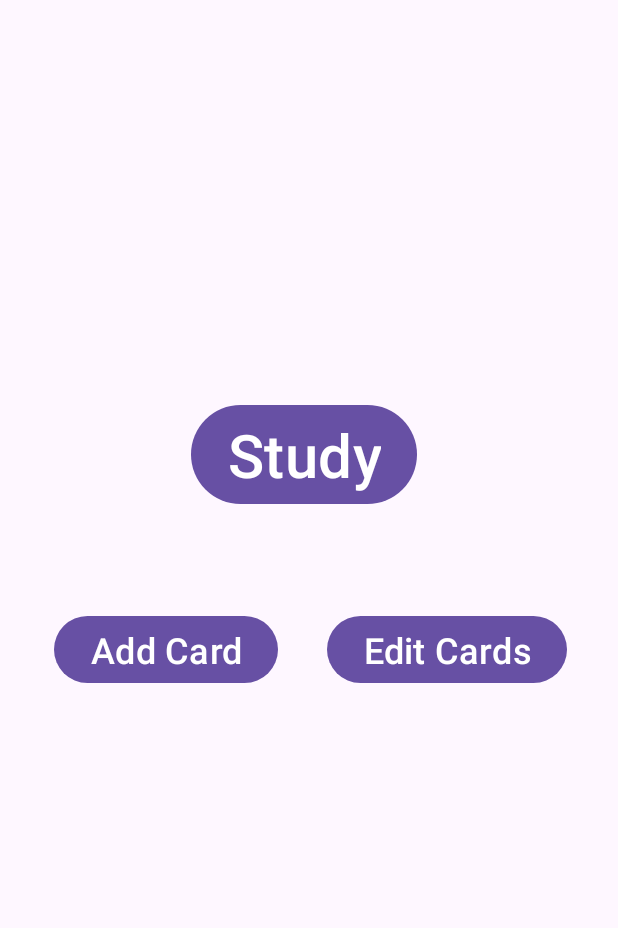
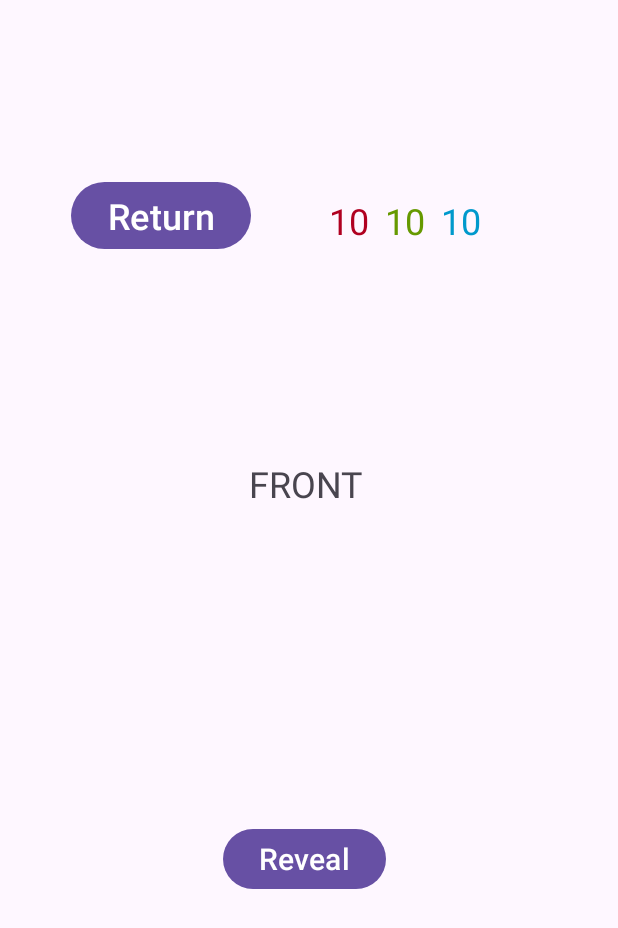
Before and after one commit to daniel-mitchell011/SimpleFlashCards, an Android app: the screen it shows after launch (MainActivity), after a tap on "Study", on a phone screen of 412 x 824 dp. Shown: the top 928 px of the screen. Run offline under Robolectric (Android 15) with nearby library versions, the phone set to English and light mode, and no system bars; our stand-ins replace Room's generated code.

Commit message:
Fixed issue where cards could not be deleted.

```diff
--- a/app/src/main/java/com/example/simpleflashcards/AddCards.kt
+++ b/app/src/main/java/com/example/simpleflashcards/AddCards.kt
@@ -128,11 +128,11 @@ class AddCards : Fragment() {
     }
 
     private fun cardItemClicked(card:Card) {
+        selectedCard = card
+        isCardItemClicked = true
         binding.apply {
-            selectedCard = card
             btnAddCard.text = "Update"
             btnClearFields.text = "Delete"
-            isCardItemClicked = true
             etFront.setText(selectedCard.front)
             etBack.setText(selectedCard.back)
         }
--- a/app/src/main/java/com/example/simpleflashcards/CardRecyclerViewAdapter.kt
+++ b/app/src/main/java/com/example/simpleflashcards/CardRecyclerViewAdapter.kt
@@ -41,6 +41,9 @@ class CardViewHolder(
             binding.apply {
                 tvDataFrnt.text = card.front
                 tvDataBck.text = card.back
+                root.setOnClickListener{
+                    clickListener(card)
+                }
             }
         }
 }
--- /dev/null
+++ b/app/src/main/java/com/example/simpleflashcards/ReviewCards.kt
@@ -0,0 +1,82 @@
+package com.example.simpleflashcards
+
+import android.os.Bundle
+import androidx.fragment.app.Fragment
+import android.view.LayoutInflater
+import android.view.View
+import android.view.ViewGroup
+import androidx.core.os.bundleOf
+import androidx.lifecycle.ViewModelProvider
+import androidx.navigation.findNavController
+import com.example.simpleflashcards.databinding.FragmentReviewCardsBinding
+import com.example.simpleflashcards.db.CardDatabase
+
+class ReviewCards : Fragment() {
+
+    private lateinit var binding: FragmentReviewCardsBinding
+
+    private lateinit var viewModel: CardViewModel
+
+    override fun onCreate(savedInstanceState: Bundle?) {
+        super.onCreate(savedInstanceState)
+    }
+
+    override fun onCreateView(
+        inflater: LayoutInflater, container: ViewGroup?,
+        savedInstanceState: Bundle?
+    ): View? {
+        // Inflate the layout for this fragment
+        binding = FragmentReviewCardsBinding.inflate(inflater, container, false)
+        binding.btnReturn.setOnClickListener{
+            val bundle = bundleOf()
+            it.findNavController().navigate(R.id.action_reviewCards_to_homeFragment, bundle)
+        }
+
+        /*******************************
+         * Manage Database
+        ********************************
+        */
+
+        val dao = CardDatabase.getInstance(requireContext()).cardDao()
+        val factory = CardViewModelFactory(dao)
+        viewModel = ViewModelProvider(this, factory).get(CardViewModel::class.java)
+
+        binding.btnOk.setOnClickListener {
+            updateCardDatabase(forgotten = false)
+            setNewCardState(binding)
+        }
+        binding.btnForgot.setOnClickListener {
+            updateCardDatabase(forgotten = true)
+            setNewCardState(binding)
+        }
+        binding.btnReveal.setOnClickListener {
+            setCardRevealedState(binding)
+        }
+
+        return binding.root
+    }
+
+    private fun updateCardDatabase(forgotten: Boolean) {
+        if(forgotten) {
+            // TODO
+        }
+        else {
+            // TODO
+        }
+    }
+
+    private fun setNewCardState(binding: FragmentReviewCardsBinding) {
+        binding.btnReveal.visibility = View.VISIBLE
+        binding.tvBack.visibility    = View.INVISIBLE
+        binding.btnOk.visibility     = View.INVISIBLE
+        binding.btnForgot.visibility = View.INVISIBLE
+    }
+
+    private fun setCardRevealedState(binding: FragmentReviewCardsBinding) {
+        binding.btnReveal.visibility = View.INVISIBLE
+        binding.tvBack.visibility    = View.VISIBLE
+        binding.btnOk.visibility     = View.VISIBLE
+        binding.btnForgot.visibility = View.VISIBLE
+    }
+
+}
--- /dev/null
+++ b/app/src/main/res/layout/fragment_review_cards.xml
@@ -0,0 +1,133 @@
+<?xml version="1.0" encoding="utf-8"?>
+<androidx.constraintlayout.widget.ConstraintLayout xmlns:android="http://schemas.android.com/apk/res/android"
+    xmlns:app="http://schemas.android.com/apk/res-auto"
+    xmlns:tools="http://schemas.android.com/tools"
+    android:id="@+id/review"
+    android:layout_width="match_parent"
+    android:layout_height="match_parent"
+    tools:context=".ReviewCards">
+
+    <!-- TODO: Update blank fragment layout -->
+
+    <LinearLayout
+        android:layout_width="wrap_content"
+        android:layout_height="wrap_content"
+        android:orientation="horizontal"
+        android:padding="10dp"
+        app:layout_constraintBottom_toBottomOf="parent"
+        app:layout_constraintEnd_toEndOf="parent"
+        app:layout_constraintHorizontal_bias="0.731"
+        app:layout_constraintStart_toStartOf="parent"
+        app:layout_constraintTop_toTopOf="parent"
+        app:layout_constraintVertical_bias="0.102">
+
+        <TextView
+            android:id="@+id/tvForgot"
+            android:layout_width="wrap_content"
+            android:layout_height="wrap_content"
+            android:layout_margin="5dp"
+            android:text="10"
+            android:textColor="@color/design_default_color_error"
+            android:textSize="24sp" />
+
+        <TextView
+            android:id="@+id/tvReview"
+            android:layout_width="wrap_content"
+            android:layout_height="wrap_content"
+            android:layout_margin="5dp"
+            android:text="10"
+            android:textColor="@android:color/holo_green_dark"
+            android:textSize="24sp" />
+
+        <TextView
+            android:id="@+id/tvNewCard"
+            android:layout_width="wrap_content"
+            android:layout_height="wrap_content"
+            android:layout_margin="5dp"
+            android:text="10"
+            android:textColor="@android:color/holo_blue_dark"
+            android:textSize="24sp" />
+    </LinearLayout>
+
+    <TextView
+        android:id="@+id/tvFront"
+        android:layout_width="wrap_content"
+        android:layout_height="wrap_content"
+        android:text="FRONT"
+        android:textSize="24sp"
+        app:layout_constraintBottom_toBottomOf="parent"
+        app:layout_constraintEnd_toEndOf="parent"
+        app:layout_constraintHorizontal_bias="0.494"
+        app:layout_constraintStart_toStartOf="parent"
+        app:layout_constraintTop_toTopOf="parent"
+        app:layout_constraintVertical_bias="0.371" />
+
+    <TextView
+        android:id="@+id/tvBack"
+        android:layout_width="wrap_content"
+        android:layout_height="wrap_content"
+        android:text="BACK"
+        android:textSize="24sp"
+        android:visibility="invisible"
+        app:layout_constraintBottom_toBottomOf="parent"
+        app:layout_constraintEnd_toEndOf="parent"
+        app:layout_constraintHorizontal_bias="0.483"
+        app:layout_constraintStart_toStartOf="parent"
+        app:layout_constraintTop_toTopOf="parent"
+        app:layout_constraintVertical_bias="0.58" />
+
+    <Button
+        android:id="@+id/btnReturn"
+        android:layout_width="wrap_content"
+        android:layout_height="wrap_content"
+        android:text="Return"
+        android:textSize="24sp"
+        app:layout_constraintBottom_toBottomOf="parent"
+        app:layout_constraintEnd_toEndOf="parent"
+        app:layout_constraintHorizontal_bias="0.159"
+        app:layout_constraintStart_toStartOf="parent"
+        app:layout_constraintTop_toTopOf="parent"
+        app:layout_constraintVertical_bias="0.103" />
+
+    <Button
+        android:id="@+id/btnReveal"
+        android:layout_width="wrap_content"
+        android:layout_height="wrap_content"
+        android:text="Reveal"
+        android:textSize="20sp"
+        app:layout_constraintBottom_toBottomOf="parent"
+        app:layout_constraintEnd_toEndOf="parent"
+        app:layout_constraintHorizontal_bias="0.49"
+        app:layout_constraintStart_toStartOf="parent"
+        app:layout_constraintTop_toTopOf="parent"
+        app:layout_constraintVertical_bias="0.736" />
+
+    <Button
+        android:id="@+id/btnOk"
+        android:layout_width="wrap_content"
+        android:layout_height="wrap_content"
+        android:text="OK"
+        android:textSize="20sp"
+        android:visibility="invisible"
+        app:layout_constraintBottom_toBottomOf="parent"
+        app:layout_constraintEnd_toEndOf="parent"
+        app:layout_constraintHorizontal_bias="0.894"
+        app:layout_constraintStart_toStartOf="parent"
+        app:layout_constraintTop_toTopOf="parent"
+        app:layout_constraintVertical_bias="0.736" />
+
+    <Button
+        android:id="@+id/btnForgot"
+        android:layout_width="wrap_content"
+        android:layout_height="wrap_content"
+        android:text="Forgot"
+        android:textSize="20sp"
+        android:visibility="invisible"
+        app:layout_constraintBottom_toBottomOf="parent"
+        app:layout_constraintEnd_toEndOf="parent"
+        app:layout_constraintHorizontal_bias="0.105"
+        app:layout_constraintStart_toStartOf="parent"
+        app:layout_constraintTop_toTopOf="parent"
+        app:layout_constraintVertical_bias="0.736" />
+
+</androidx.constraintlayout.widget.ConstraintLayout>
```
